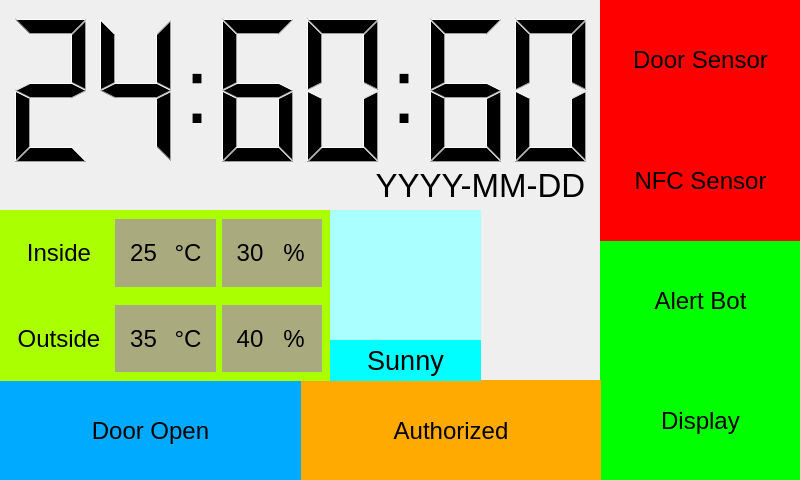
This is qt/main.ui in namboy94/securiphant as Qt 5 draws it before an edit. The edited form follows.
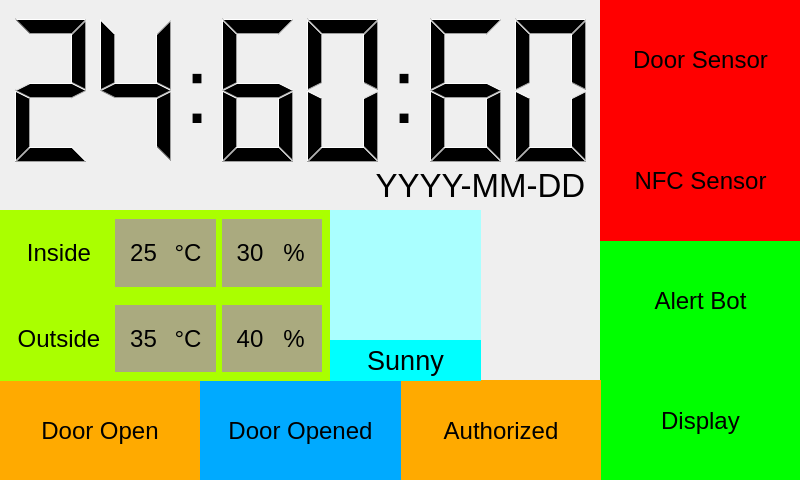
This is the edited form.

What changed in the file:
```diff
--- a/qt/main.ui
+++ b/qt/main.ui
@@ -301,7 +301,7 @@
         </font>
        </property>
        <property name="styleSheet">
-        <string notr="true">background-color: rgb(0, 170, 255);</string>
+        <string notr="true">background-color: rgb(255, 170, 0);</string>
        </property>
        <property name="text">
         <string>Door Open</string>
@@ -311,6 +311,24 @@
        </property>
       </widget>
      </item>
+     <item>
+      <widget class="QLabel" name="door_opened_state">
+       <property name="font">
+        <font>
+         <pointsize>18</pointsize>
+        </font>
+       </property>
+       <property name="styleSheet">
+        <string notr="true">background-color: rgb(0, 170, 255);</string>
+       </property>
+       <property name="text">
+        <string>Door Opened</string>
+       </property>
+       <property name="alignment">
+        <set>Qt::AlignCenter</set>
+       </property>
+      </widget>
+     </item>
      <item>
       <widget class="QLabel" name="user_authorized_state">
        <property name="font">
```
